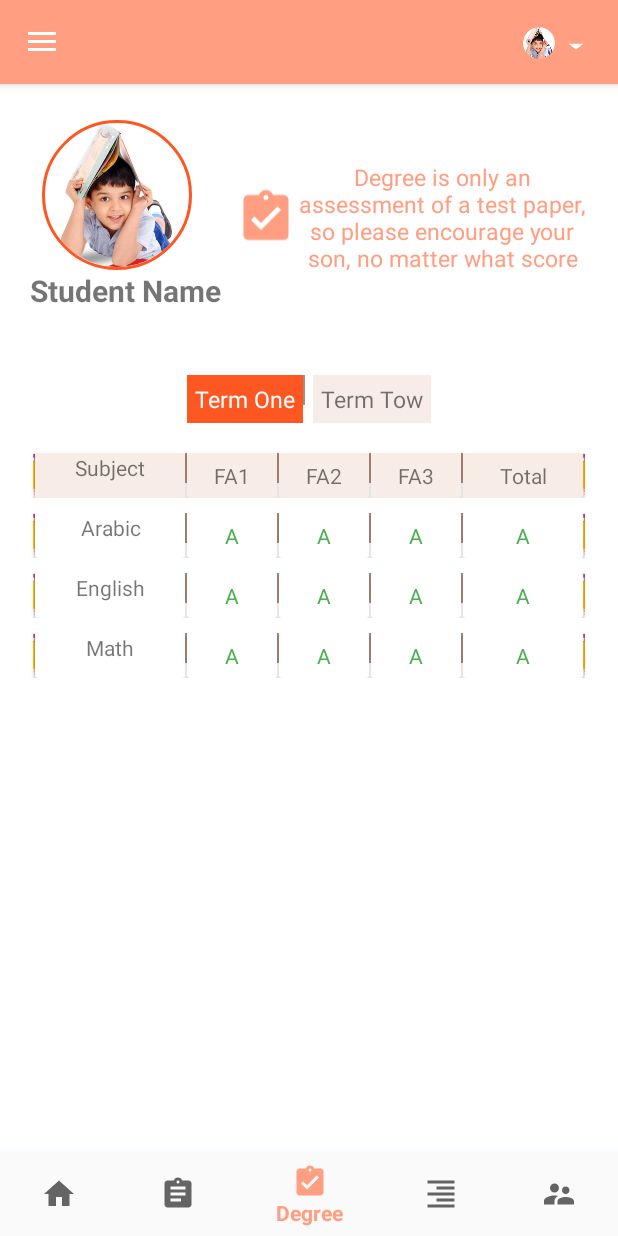
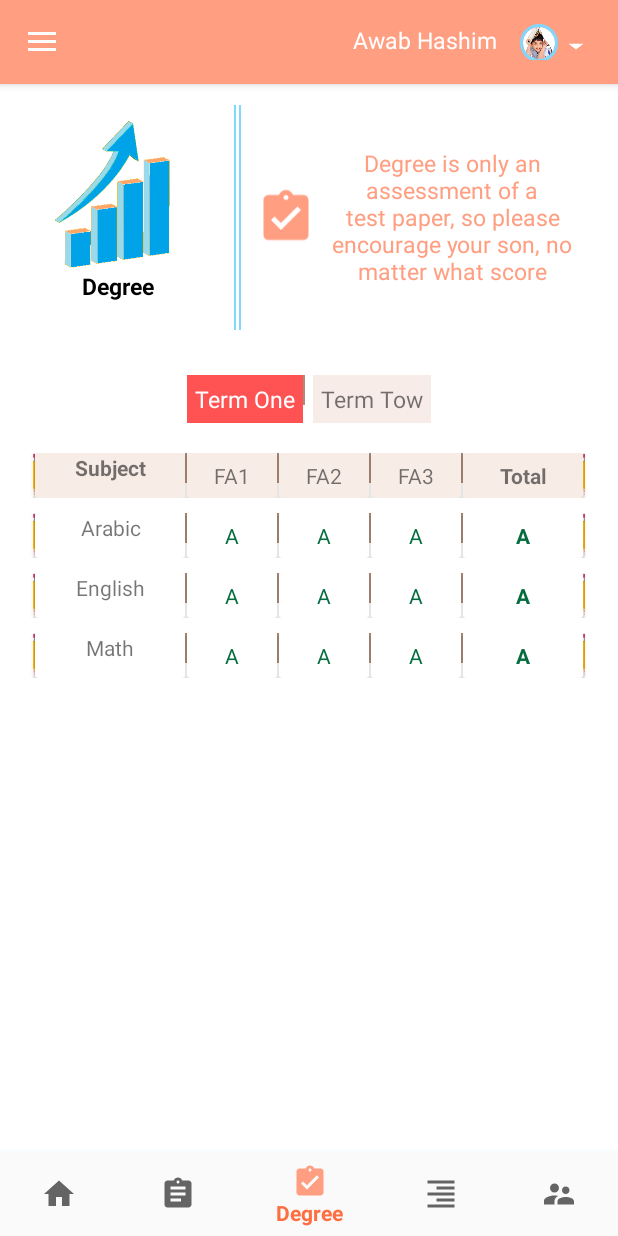
Before and after one commit to shazawdidi/IStudentParent, an Android app: the screen it shows after launch (BaseComponent), item 3 of the bottom bar chosen, on a phone screen of 412 x 824 dp. Run offline under Robolectric (Android 15) with nearby library versions, the phone set to English and light mode, and no system bars; our stand-ins replace CircleImageView, navigation-ui.

Commit message:
changes on design

```diff
--- a/app/src/main/java/com/tztechs/student/BaseComponent.java
+++ b/app/src/main/java/com/tztechs/student/BaseComponent.java
@@ -39,6 +39,7 @@ public class BaseComponent extends AppCompatActivity {
                 .build();
         NavController navController2 = Navigation.findNavController(this, R.id.nav_host_fragment);
         NavigationUI.setupWithNavController(navView, navController2);
+
     }
     @Override
     public boolean onSupportNavigateUp() {
--- a/app/src/main/res/drawable/ic_assignment_black_24dp.xml
+++ b/app/src/main/res/drawable/ic_assignment_black_24dp.xml
@@ -4,6 +4,6 @@
         android:viewportWidth="24.0"
         android:viewportHeight="24.0">
     <path
-        android:fillColor="@color/orange"
+        android:fillColor="@color/colorPrimary"
         android:pathData="M19,3h-4.18C14.4,1.84 13.3,1 12,1c-1.3,0 -2.4,0.84 -2.82,2L5,3c-1.1,0 -2,0.9 -2,2v14c0,1.1 0.9,2 2,2h14c1.1,0 2,-0.9 2,-2L21,5c0,-1.1 -0.9,-2 -2,-2zM12,3c0.55,0 1,0.45 1,1s-0.45,1 -1,1 -1,-0.45 -1,-1 0.45,-1 1,-1zM14,17L7,17v-2h7v2zM17,13L7,13v-2h10v2zM17,9L7,9L7,7h10v2z"/>
 </vector>
--- a/app/src/main/res/drawable/ic_assignment_degree.xml
+++ b/app/src/main/res/drawable/ic_assignment_degree.xml
@@ -4,6 +4,6 @@
         android:viewportWidth="24.0"
         android:viewportHeight="24.0">
     <path
-        android:fillColor="@color/orange"
+        android:fillColor="@color/colorPrimary"
         android:pathData="M19,3h-4.18C14.4,1.84 13.3,1 12,1c-1.3,0 -2.4,0.84 -2.82,2L5,3c-1.1,0 -2,0.9 -2,2v14c0,1.1 0.9,2 2,2h14c1.1,0 2,-0.9 2,-2L21,5c0,-1.1 -0.9,-2 -2,-2zM12,3c0.55,0 1,0.45 1,1s-0.45,1 -1,1 -1,-0.45 -1,-1 0.45,-1 1,-1zM10,17l-4,-4 1.41,-1.41L10,14.17l6.59,-6.59L18,9l-8,8z"/>
 </vector>
--- a/app/src/main/res/drawable/ic_call_black.xml
+++ b/app/src/main/res/drawable/ic_call_black.xml
@@ -1,4 +1,4 @@
-<vector android:height="24dp" android:tint="@color/green"
+<vector android:height="24dp" android:tint="@color/greentran"
     android:viewportHeight="24.0" android:viewportWidth="24.0"
     android:width="24dp" xmlns:android="http://schemas.android.com/apk/res/android">
     <path android:fillColor="#FF000000" android:pathData="M6.62,10.79c1.44,2.83 3.76,5.14 6.59,6.59l2.2,-2.2c0.27,-0.27 0.67,-0.36 1.02,-0.24 1.12,0.37 2.33,0.57 3.57,0.57 0.55,0 1,0.45 1,1V20c0,0.55 -0.45,1 -1,1 -9.39,0 -17,-7.61 -17,-17 0,-0.55 0.45,-1 1,-1h3.5c0.55,0 1,0.45 1,1 0,1.25 0.2,2.45 0.57,3.57 0.11,0.35 0.03,0.74 -0.25,1.02l-2.2,2.2z"/>
--- a/app/src/main/res/drawable/ic_format_atendance.xml
+++ b/app/src/main/res/drawable/ic_format_atendance.xml
@@ -4,6 +4,6 @@
         android:viewportWidth="24.0"
         android:viewportHeight="24.0">
     <path
-        android:fillColor="@color/orange"
+        android:fillColor="@color/colorPrimary"
         android:pathData="M3,21h18v-2L3,19v2zM9,17h12v-2L9,15v2zM3,13h18v-2L3,11v2zM9,9h12L21,7L9,7v2zM3,3v2h18L21,3L3,3z"/>
 </vector>
--- a/app/src/main/res/drawable/ic_looks_one_black_24dp.xml
+++ b/app/src/main/res/drawable/ic_looks_one_black_24dp.xml
@@ -1,4 +1,4 @@
-<vector android:height="24dp" android:tint="#BF6535"
+<vector android:height="24dp" android:tint="@color/bluetran"
     android:viewportHeight="24.0" android:viewportWidth="24.0"
     android:width="24dp" xmlns:android="http://schemas.android.com/apk/res/android">
     <path android:fillColor="#FF000000" android:pathData="M19,3L5,3c-1.1,0 -2,0.9 -2,2v14c0,1.1 0.9,2 2,2h14c1.1,0 2,-0.9 2,-2L21,5c0,-1.1 -0.9,-2 -2,-2zM14,17h-2L12,9h-2L10,7h4v10z"/>
--- a/app/src/main/res/drawable/ic_star_full.xml
+++ b/app/src/main/res/drawable/ic_star_full.xml
@@ -1,4 +1,4 @@
-<vector android:height="24dp" android:tint="#BF6535"
+<vector android:height="24dp" android:tint="@color/blue"
     android:viewportHeight="24.0" android:viewportWidth="24.0"
     android:width="24dp" xmlns:android="http://schemas.android.com/apk/res/android">
     <path android:fillColor="#FF000000" android:pathData="M12,17.27L18.18,21l-1.64,-7.03L22,9.24l-7.19,-0.61L12,2 9.19,8.63 2,9.24l5.46,4.73L5.82,21z"/>
--- a/app/src/main/res/drawable/ic_teachers.xml
+++ b/app/src/main/res/drawable/ic_teachers.xml
@@ -4,6 +4,6 @@
         android:viewportWidth="24.0"
         android:viewportHeight="24.0">
     <path
-        android:fillColor="@color/orange"
+        android:fillColor="@color/colorPrimary"
         android:pathData="M16.5,12c1.38,0 2.49,-1.12 2.49,-2.5S17.88,7 16.5,7C15.12,7 14,8.12 14,9.5s1.12,2.5 2.5,2.5zM9,11c1.66,0 2.99,-1.34 2.99,-3S10.66,5 9,5C7.34,5 6,6.34 6,8s1.34,3 3,3zM16.5,14c-1.83,0 -5.5,0.92 -5.5,2.75L11,19h11v-2.25c0,-1.83 -3.67,-2.75 -5.5,-2.75zM9,13c-2.33,0 -7,1.17 -7,3.5L2,19h7v-2.25c0,-0.85 0.33,-2.34 2.37,-3.47C10.5,13.1 9.66,13 9,13z"/>
 </vector>
--- a/app/src/main/res/drawable/ic_time_table.xml
+++ b/app/src/main/res/drawable/ic_time_table.xml
@@ -1,4 +1,4 @@
-<vector android:height="24dp" android:tint="#BF6535"
+<vector android:height="24dp" android:tint="@color/colorPrimary"
     android:viewportHeight="24.0" android:viewportWidth="24.0"
     android:width="24dp" xmlns:android="http://schemas.android.com/apk/res/android">
     <path android:fillColor="#FF000000" android:pathData="M4,8h4L8,4L4,4v4zM10,20h4v-4h-4v4zM4,20h4v-4L4,16v4zM4,14h4v-4L4,10v4zM10,14h4v-4h-4v4zM16,4v4h4L20,4h-4zM10,8h4L14,4h-4v4zM16,14h4v-4h-4v4zM16,20h4v-4h-4v4z"/>
--- a/app/src/main/res/drawable/ic_transport.xml
+++ b/app/src/main/res/drawable/ic_transport.xml
@@ -1,4 +1,4 @@
-<vector android:height="24dp" android:tint="#BF6535"
+<vector android:height="24dp" android:tint="@color/colorPrimary"
     android:viewportHeight="24.0" android:viewportWidth="24.0"
     android:width="24dp" xmlns:android="http://schemas.android.com/apk/res/android">
     <path android:fillColor="#FF000000" android:pathData="M4,16c0,0.88 0.39,1.67 1,2.22L5,20c0,0.55 0.45,1 1,1h1c0.55,0 1,-0.45 1,-1v-1h8v1c0,0.55 0.45,1 1,1h1c0.55,0 1,-0.45 1,-1v-1.78c0.61,-0.55 1,-1.34 1,-2.22L20,6c0,-3.5 -3.58,-4 -8,-4s-8,0.5 -8,4v10zM7.5,17c-0.83,0 -1.5,-0.67 -1.5,-1.5S6.67,14 7.5,14s1.5,0.67 1.5,1.5S8.33,17 7.5,17zM16.5,17c-0.83,0 -1.5,-0.67 -1.5,-1.5s0.67,-1.5 1.5,-1.5 1.5,0.67 1.5,1.5 -0.67,1.5 -1.5,1.5zM18,11L6,11L6,6h12v5z"/>
--- a/app/src/main/res/drawable/ic_wallmagazine.xml
+++ b/app/src/main/res/drawable/ic_wallmagazine.xml
@@ -1,4 +1,4 @@
-<vector android:height="24dp" android:tint="#BF6535"
+<vector android:height="24dp" android:tint="@color/colorPrimary"
     android:viewportHeight="24.0" android:viewportWidth="24.0"
     android:width="24dp" xmlns:android="http://schemas.android.com/apk/res/android">
     <path android:fillColor="#FF000000" android:pathData="M4,4h7L11,2L4,2c-1.1,0 -2,0.9 -2,2v7h2L4,4zM10,13l-4,5h12l-3,-4 -2.03,2.71L10,13zM17,8.5c0,-0.83 -0.67,-1.5 -1.5,-1.5S14,7.67 14,8.5s0.67,1.5 1.5,1.5S17,9.33 17,8.5zM20,2h-7v2h7v7h2L22,4c0,-1.1 -0.9,-2 -2,-2zM20,20h-7v2h7c1.1,0 2,-0.9 2,-2v-7h-2v7zM4,13L2,13v7c0,1.1 0.9,2 2,2h7v-2L4,20v-7z"/>
--- a/app/src/main/res/layout/app_bar_main.xml
+++ b/app/src/main/res/layout/app_bar_main.xml
@@ -31,7 +31,7 @@
                     android:layout_marginEnd="15dp"
                     android:layout_marginRight="15dp"
                     android:text="@string/student_name"
-                    android:textColor="@color/orange"
+                    android:textColor="@color/white"
                     android:textSize="15sp" />
 
                 <de.hdodenhof.circleimageview.CircleImageView
@@ -39,7 +39,7 @@
                     android:layout_width="25dp"
                     android:layout_height="25dp"
                     android:src="@drawable/child"
-                    app:civ_border_color="@color/orange"
+                    app:civ_border_color="@color/bluetran"
                     app:civ_border_width="2dp" />
 
                 <ImageButton
--- a/app/src/main/res/layout/fragment_degree.xml
+++ b/app/src/main/res/layout/fragment_degree.xml
@@ -27,28 +27,38 @@
                 android:layout_width="wrap_content"
                 android:layout_height="wrap_content"
                 android:orientation="vertical">
-                <de.hdodenhof.circleimageview.CircleImageView
+                <ImageView
                     android:id="@+id/child_vector"
                     android:layout_width="100dp"
                     android:layout_height="100dp"
                     android:layout_marginStart="8dp"
                     android:layout_marginEnd="8dp"
-                    android:src="@drawable/child"
-                    app:civ_border_color="#FF5722"
-                    app:civ_border_width="2dp"
+                    android:src="@drawable/statist"
                     android:layout_marginTop="10dp"
                     />
 
                 <TextView
-                    android:layout_width="wrap_content"
+                    android:layout_width="match_parent"
                     android:layout_height="wrap_content"
-                    android:text="@string/student_name"
+                    android:text="@string/title_degree"
                     android:gravity="center_horizontal"
                     android:textStyle="bold"
-                    android:textSize="20sp"/>
+                    android:textColor="@color/black"
+                    android:textSize="15sp"/>
 
             </LinearLayout>
-
+            <View
+                android:layout_width="1dp"
+                android:layout_height="150sp"
+                android:background="@color/bluetran"
+                android:layout_marginStart="20dp"
+                />
+            <View
+                android:layout_width="1dp"
+                android:layout_height="150sp"
+                android:layout_marginStart="2dp"
+                android:background="@color/bluetran"
+                />
             <androidx.appcompat.widget.AppCompatImageView
                 android:layout_width="40dp"
                 android:layout_height="150dp"
@@ -61,7 +71,7 @@
                 android:layout_height="match_parent"
                 android:text="Degree is only an assessment of a test paper, so please encourage your son, no matter what score"
                 android:gravity="center_horizontal|center_vertical"
-                android:textColor="@color/orange"
+                android:textColor="@color/colorPrimary"
                 android:textSize="15sp"/>
         </LinearLayout>
 
@@ -97,7 +107,7 @@
                     android:layout_width="wrap_content"
                     android:layout_height="wrap_content"
                     android:text="Term One"
-                    android:background="#FF5722"
+                    android:background="@color/red"
                     android:textColor="#ffffff"
                     android:gravity="bottom"
                     android:padding="5dp"
@@ -155,6 +165,7 @@
                                 android:layout_width="match_parent"
                                 android:layout_height="wrap_content"
                                 android:gravity="center"
+                                android:textStyle="bold"
                                 android:text="Subject"
                                 />
                         </androidx.cardview.widget.CardView>
@@ -235,6 +246,7 @@
                                 android:layout_height="wrap_content"
                                 android:gravity="center"
                                 android:text="Total"
+                                android:textStyle="bold"
                                 android:padding="5dp"/>
                         </androidx.cardview.widget.CardView>
                         <View
@@ -284,7 +296,7 @@
                                 android:layout_height="wrap_content"
                                 android:gravity="center"
                                 android:text="A"
-                                android:textColor="#4CAF50"
+                                android:textColor="@color/green"
                                 android:padding="5dp"/>
                         </androidx.cardview.widget.CardView>
 
@@ -304,7 +316,7 @@
                                 android:layout_height="wrap_content"
                                 android:gravity="center"
                                 android:text="A"
-                                android:textColor="#4CAF50"
+                                android:textColor="@color/green"
                                 android:padding="5dp"/>
                         </androidx.cardview.widget.CardView>
 
@@ -324,7 +336,7 @@
                                 android:layout_height="wrap_content"
                                 android:gravity="center"
                                 android:text="A"
-                                android:textColor="#4CAF50"
+                                android:textColor="@color/green"
                                 android:padding="5dp"/>
                         </androidx.cardview.widget.CardView>
 
@@ -344,7 +356,8 @@
                                 android:layout_height="wrap_content"
                                 android:gravity="center"
                                 android:text="A"
-                                android:textColor="#4CAF50"
+                                android:textStyle="bold"
+                                android:textColor="@color/green"
                                 android:padding="5dp"/>
                         </androidx.cardview.widget.CardView>
 
@@ -395,7 +408,7 @@
                                 android:layout_height="wrap_content"
                                 android:gravity="center"
                                 android:text="A"
-                                android:textColor="#4CAF50"
+                                android:textColor="@color/green"
                                 android:padding="5dp"/>
                         </androidx.cardview.widget.CardView>
 
@@ -415,7 +428,7 @@
                                 android:layout_height="wrap_content"
                                 android:gravity="center"
                                 android:text="A"
-                                android:textColor="#4CAF50"
+                                android:textColor="@color/green"
                                 android:padding="5dp"/>
                         </androidx.cardview.widget.CardView>
 
@@ -435,7 +448,7 @@
                                 android:layout_height="wrap_content"
                                 android:gravity="center"
                                 android:text="A"
-                                android:textColor="#4CAF50"
+                                android:textColor="@color/green"
                                 android:padding="5dp"/>
                         </androidx.cardview.widget.CardView>
 
@@ -455,7 +468,8 @@
                                 android:layout_height="wrap_content"
                                 android:gravity="center"
                                 android:text="A"
-                                android:textColor="#4CAF50"
+                                android:textStyle="bold"
+                                android:textColor="@color/green"
                                 android:padding="5dp"/>
                         </androidx.cardview.widget.CardView>
 
@@ -506,7 +520,7 @@
                                 android:layout_height="wrap_content"
                                 android:gravity="center"
                                 android:text="A"
-                                android:textColor="#4CAF50"
+                                android:textColor="@color/green"
                                 android:padding="5dp"/>
                         </androidx.cardview.widget.CardView>
 
@@ -526,7 +540,7 @@
                                 android:layout_height="wrap_content"
                                 android:gravity="center"
                                 android:text="A"
-                                android:textColor="#4CAF50"
+                                android:textColor="@color/green"
                                 android:padding="5dp"/>
                         </androidx.cardview.widget.CardView>
 
@@ -546,7 +560,7 @@
                                 android:layout_height="wrap_content"
                                 android:gravity="center"
                                 android:text="A"
-                                android:textColor="#4CAF50"
+                                android:textColor="@color/green"
                                 android:padding="5dp"/>
                         </androidx.cardview.widget.CardView>
 
@@ -566,7 +580,8 @@
                                 android:layout_height="wrap_content"
                                 android:gravity="center"
                                 android:text="A"
-                                android:textColor="#4CAF50"
+                                android:textStyle="bold"
+                                android:textColor="@color/green"
                                 android:padding="5dp"/>
                         </androidx.cardview.widget.CardView>
 
--- a/app/src/main/res/values/colors.xml
+++ b/app/src/main/res/values/colors.xml
@@ -3,10 +3,13 @@
     <color name="colorPrimary">#FF9E80</color>
     <color name="brown">#9C8B6D</color>
     <color name="colorPrimaryDark">#072B27</color>
-    <color name="green">#64DD17</color>
-    <color name="orange">#FF9E80</color>
+    <color name="green">#066D3E</color>
+    <color name="greentran">#41BB7D</color>
+    <color name="orange">#FF6E40</color>
     <color name="blue">#0091EA</color>
-    <color name="red">#D50000</color>
+    <color name="bluetran">#80D8FF</color>
+    <color name="red">#FF5252</color>
+    <color name="lemon">#B2FF59</color>
     <color name="colorAccent">#000000</color>
     <color name="black">#000000</color>
     <color name="white">#FFFFFF</color>
--- a/app/src/main/res/values/strings.xml
+++ b/app/src/main/res/values/strings.xml
@@ -1,6 +1,6 @@
 <resources>
     <string name="app_name">IStudentParent</string>
-    <string name="student_name">Student Name</string>
+    <string name="student_name">Awab Hashim</string>
     <string name="title_activity_base_component">BaseComponent</string>
     <string name="title_home">Home</string>
     <string name="title_assignment">Assignment</string>
@@ -18,4 +18,5 @@
     <string name="hello_blank_fragment">Hello blank fragment</string>
     <string name="magazine">Magazine</string>
     <string name="up_coming_events">Up Coming Events</string>
+    <string name="assingment_tips">If You get an assignment Please Check Your child bag</string>
 </resources>
```
Also changed, not shown: app/src/main/res/layout/fragment_assignment.xml (+82 -51 lines), app/src/main/res/layout/fragment_attendance.xml (+26 -16 lines), app/src/main/res/layout/fragment_home.xml (+32 -11 lines), app/src/main/res/layout/fragment_teachers.xml (+19 -9 lines), app/src/main/res/drawable/statist.png.
